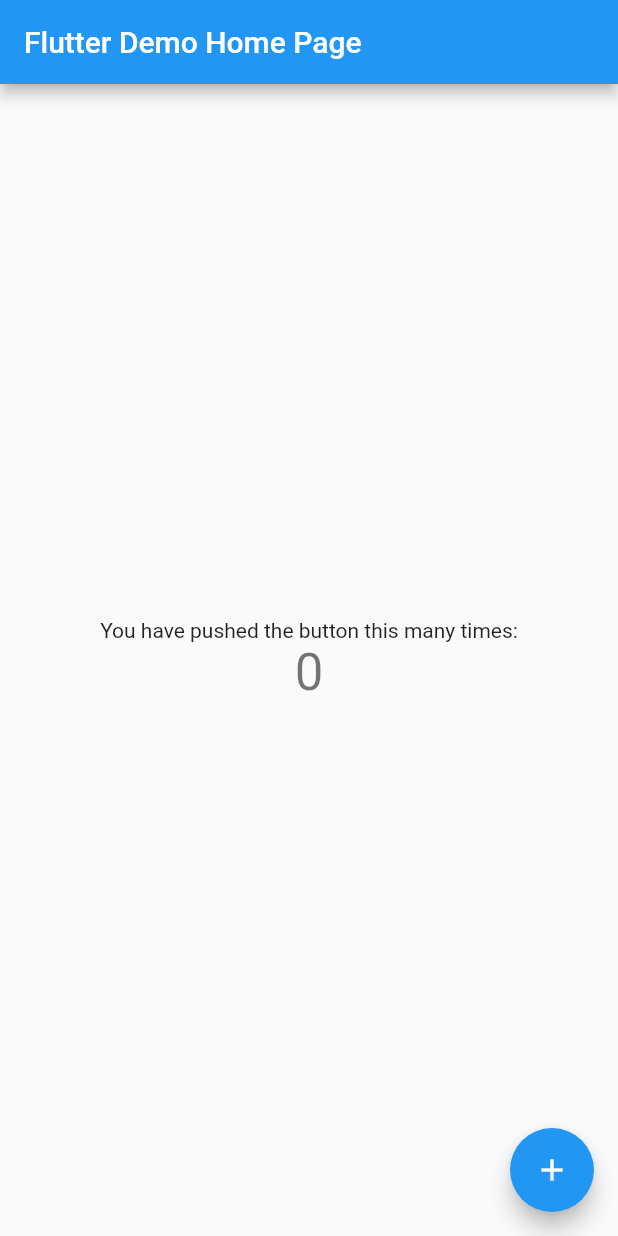
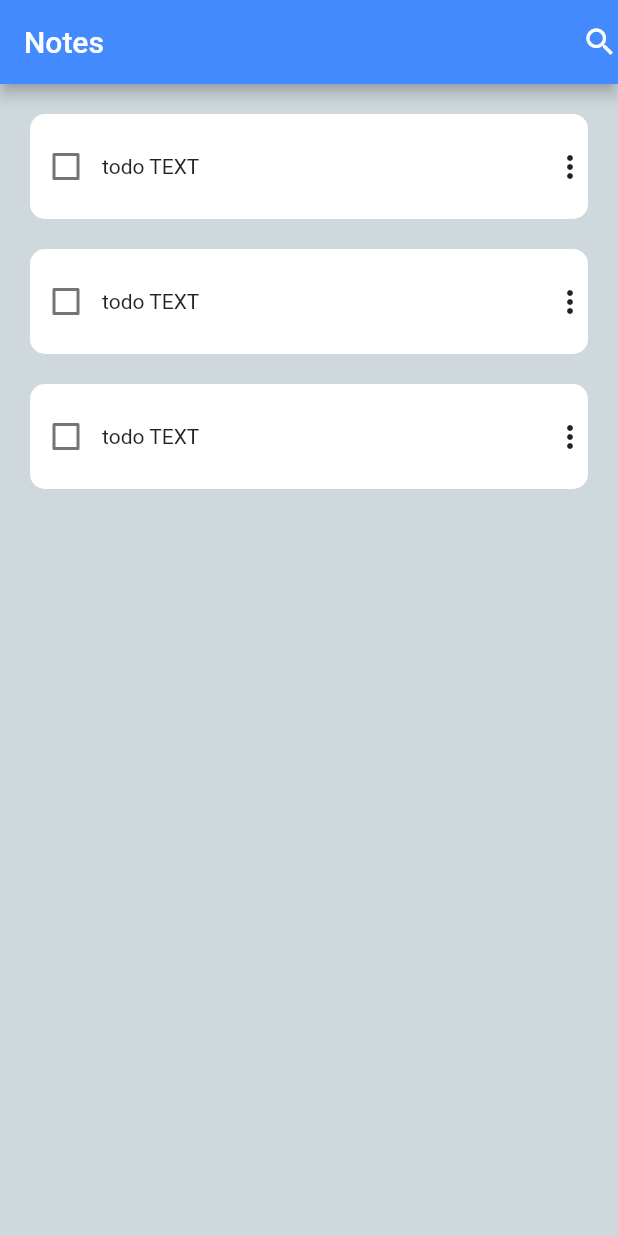
Before and after one commit to arberzeka1/noteApp, a Flutter app: the screen it shows after launch, on a phone screen of 412 x 824 dp. Run offline on Flutter 3.47's test engine with Material 2 defaults, Android fonts, the phone set to English and light mode, and no system bars.

Commit message:
create main screens and some small ui part

```diff
--- a/lib/main.dart
+++ b/lib/main.dart
@@ -1,4 +1,5 @@
 import 'package:flutter/material.dart';
+import 'package:note_app/todo_screen.dart';
 
 void main() {
   runApp(const MyApp());
@@ -24,7 +25,7 @@ class MyApp extends StatelessWidget {
         // is not restarted.
         primarySwatch: Colors.blue,
       ),
-      home: const MyHomePage(title: 'Flutter Demo Home Page'),
+      home: const TodoScreen(),
     );
   }
 }
--- /dev/null
+++ b/lib/todo_screen.dart
@@ -0,0 +1,103 @@
+import 'package:flutter/material.dart';
+import 'package:note_app/new_edit_screen.dart';
+
+class TodoScreen extends StatefulWidget {
+  const TodoScreen({Key? key}) : super(key: key);
+
+  @override
+  _TodoScreenState createState() => _TodoScreenState();
+}
+
+class _TodoScreenState extends State<TodoScreen> {
+  bool onCheck = false;
+
+  @override
+  Widget build(BuildContext context) {
+    return Scaffold(
+      appBar: AppBar(
+        title: const Text('Notes'),
+        actions: const [
+          Icon(
+            Icons.search,
+          ),
+        ],
+        backgroundColor: Colors.blueAccent,
+      ),
+      body: Container(
+        color: Colors.blueGrey.shade100,
+        child: Padding(
+          padding: const EdgeInsets.all(20.0),
+          child: Column(
+            children: [
+              Expanded(
+                child: ListView.separated(
+                    separatorBuilder: (
+                      _,
+                      __,
+                    ) =>
+                        const SizedBox(
+                          height: 20,
+                        ),
+                    scrollDirection: Axis.vertical,
+                    itemCount: 3,
+                    itemBuilder: (BuildContext context, index) {
+                      return Container(
+                        decoration: BoxDecoration(
+                            color: Colors.white,
+                            borderRadius: BorderRadius.circular(10)),
+                        height: 70,
+                        child: Row(
+                          mainAxisAlignment: MainAxisAlignment.spaceBetween,
+                          children: [
+                            Row(
+                              children: [
+                                Checkbox(
+                                  value: onCheck,
+                                  onChanged: (value) {
+                                    setState(() {
+                                      onCheck = !onCheck;
+                                    });
+                                  },
+                                ),
+                                const Text('todo TEXT'),
+                              ],
+                            ),
+                            GestureDetector(
+                                onTap: () => Navigator.push(
+                                      context,
+                                      MaterialPageRoute(
+                                        builder: (BuildContext context) =>
+                                            const NewEditTodo(),
+                                      ),
+                                    ),
+                                child: const Icon(Icons.more_vert)),
+                          ],
+                        ),
+                      );
+
+                      ListTile(
+                        shape: RoundedRectangleBorder(
+                          borderRadius: BorderRadius.circular(10),
+                        ),
+                        selectedTileColor: Colors.orange[100],
+                        selected: onCheck,
+                        title: Text('Title'),
+                        trailing: Icon(Icons.more_vert),
+                        leading: Checkbox(
+                          value: onCheck,
+                          onChanged: (value) {
+                            setState(() {
+                              onCheck = !onCheck;
+                            });
+                          },
+                        ),
+                      );
+                    }),
+              ),
+            ],
+          ),
+        ),
+      ),
+    );
+  }
+}
```
Also changed, not shown: lib/new_edit_screen.dart (added, +26 -0 lines).
